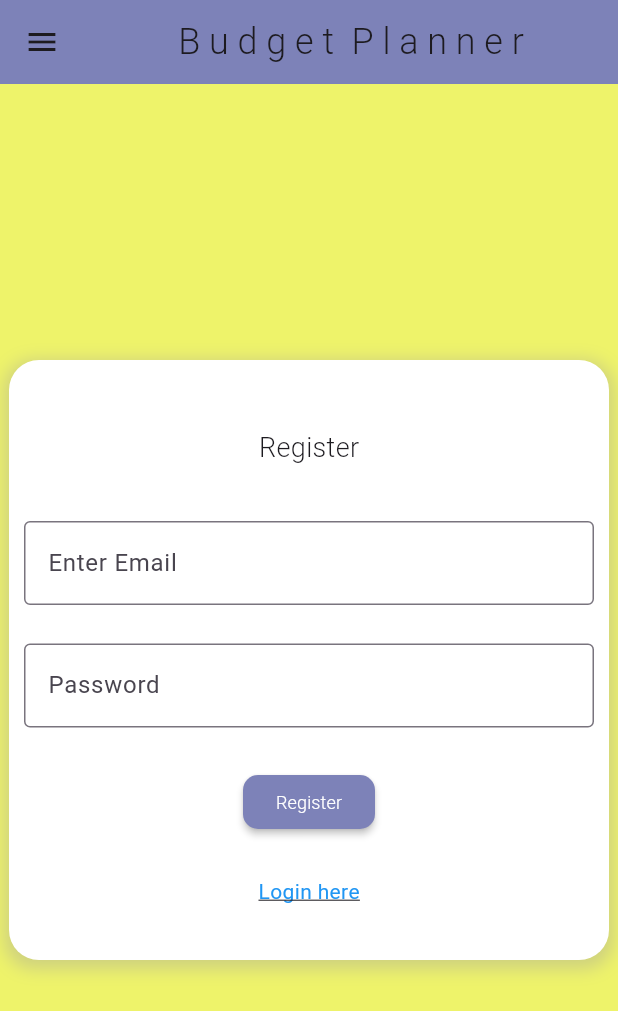
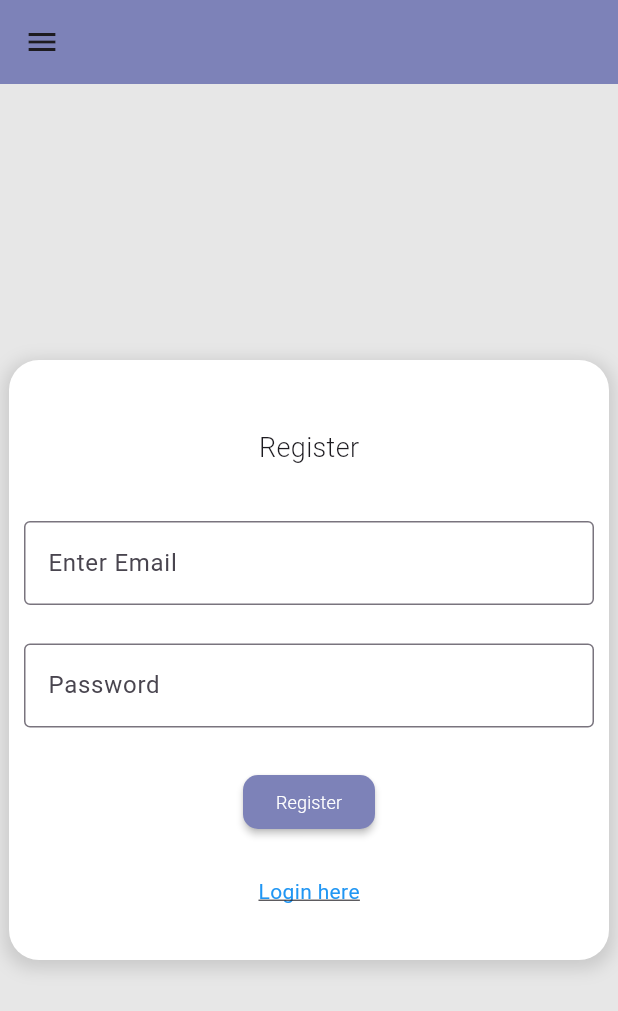
Before and after one commit to russellandrady/budgetplanner_flutter_app, a Flutter app: the screen it shows after launch, after a tap on "Register here", on a phone screen of 412 x 824 dp. Shown: the top 1011 px of the screen. Run offline on Flutter 3.47's test engine with Material 3 defaults, Android fonts, the phone set to English and light mode, and no system bars; our stand-ins replace firebase_auth, firebase_core, fluttertoast; accounts and stored records are empty; network calls fail.

Commit message:
distributed appbar and menu

```diff
--- a/lib/main.dart
+++ b/lib/main.dart
@@ -23,7 +23,7 @@ class MyApp extends StatelessWidget {
       home: WelcomePage(),
       theme: ThemeData(
           primaryColor: Color(0xFFA3A6CC),
-          primaryColorLight: Color(0xFFEEF36A),
+          primaryColorLight: Color(0xFFE7E7E7),
           primaryColorDark: Color(0xFF7D82B8)),
       routes: {
         '/login': (context) => Login(),
--- a/lib/pages/budgets.dart
+++ b/lib/pages/budgets.dart
@@ -9,7 +9,7 @@ class Budgets extends StatelessWidget {
   @override
   Widget build(BuildContext context) {
     return Scaffold(
-      appBar: CustomAppbar(),
+      appBar: CustomAppbar(showLogoutuButton: true,),
       drawer: LeftMenu(),
       body: Center(
           child: Text(
--- a/lib/pages/login.dart
+++ b/lib/pages/login.dart
@@ -1,4 +1,6 @@
 import 'package:budgetplanner/services/auth_service.dart';
+import 'package:budgetplanner/utils/appbar.dart';
+import 'package:budgetplanner/utils/left_menu.dart';
 import 'package:flutter/material.dart';
 
 class Login extends StatelessWidget {
@@ -9,28 +11,8 @@ class Login extends StatelessWidget {
   Widget build(BuildContext context) {
     return Scaffold(
       backgroundColor: Theme.of(context).primaryColorLight,
-      appBar: AppBar(
-        backgroundColor: Theme.of(context).primaryColorDark,
-        title: const Center(
-          child: Text(
-            "B u d g e t  P l a n n e r",
-            style: TextStyle(fontSize: 24, fontWeight: FontWeight.w300),
-          ),
-        ),
-      ),
-      drawer: Drawer(
-        backgroundColor: Theme.of(context).primaryColorLight,
-        child: const Column(
-          children: [
-            DrawerHeader(
-              child: Text(
-                "Menu",
-                style: TextStyle(fontSize: 18, fontWeight: FontWeight.w300),
-              ),
-            )
-          ],
-        ),
-      ),
+      appBar: CustomAppbar(showLogoutuButton: false),
+      drawer: LeftMenu(),
       body: Center(
         child: Container(
           height: 400.0,
--- a/lib/pages/register.dart
+++ b/lib/pages/register.dart
@@ -1,4 +1,6 @@
 import 'package:budgetplanner/services/auth_service.dart';
+import 'package:budgetplanner/utils/appbar.dart';
+import 'package:budgetplanner/utils/left_menu.dart';
 import 'package:flutter/material.dart';
 
 class Register extends StatelessWidget {
@@ -10,28 +12,10 @@ class Register extends StatelessWidget {
   Widget build(BuildContext context) {
     return Scaffold(
       backgroundColor: Theme.of(context).primaryColorLight,
-      appBar: AppBar(
-        backgroundColor: Theme.of(context).primaryColorDark,
-        title: const Center(
-          child: Text(
-            "B u d g e t  P l a n n e r",
-            style: TextStyle(fontSize: 24, fontWeight: FontWeight.w300),
-          ),
-        ),
+      appBar: CustomAppbar(
+        showLogoutuButton: false,
       ),
-      drawer: Drawer(
-        backgroundColor: Theme.of(context).primaryColorLight,
-        child: const Column(
-          children: [
-            DrawerHeader(
-              child: Text(
-                "Menu",
-                style: TextStyle(fontSize: 18, fontWeight: FontWeight.w300),
-              ),
-            )
-          ],
-        ),
-      ),
+      drawer: LeftMenu(),
       body: Center(
         child: Container(
           height: 400.0,
--- a/lib/utils/appbar.dart
+++ b/lib/utils/appbar.dart
@@ -2,20 +2,23 @@ import 'package:budgetplanner/services/auth_service.dart';
 import 'package:flutter/material.dart';
 
 class CustomAppbar extends StatelessWidget implements PreferredSizeWidget {
-  const CustomAppbar({super.key});
+  final bool showLogoutuButton;
+  const CustomAppbar({super.key, required this.showLogoutuButton});
 
   @override
   Widget build(BuildContext context) {
     return AppBar(
       backgroundColor: Theme.of(context).primaryColorDark,
       title: const Center(),
-      actions: [
-        IconButton(
-            onPressed: () async {
-              await AuthService().signout(context: context);
-            },
-            icon: Icon(Icons.logout))
-      ],
+      actions: showLogoutuButton
+          ? [
+              IconButton(
+                  onPressed: () async {
+                    await AuthService().signout(context: context);
+                  },
+                  icon: Icon(Icons.logout))
+            ]
+          : null,
     );
   }
 
```
